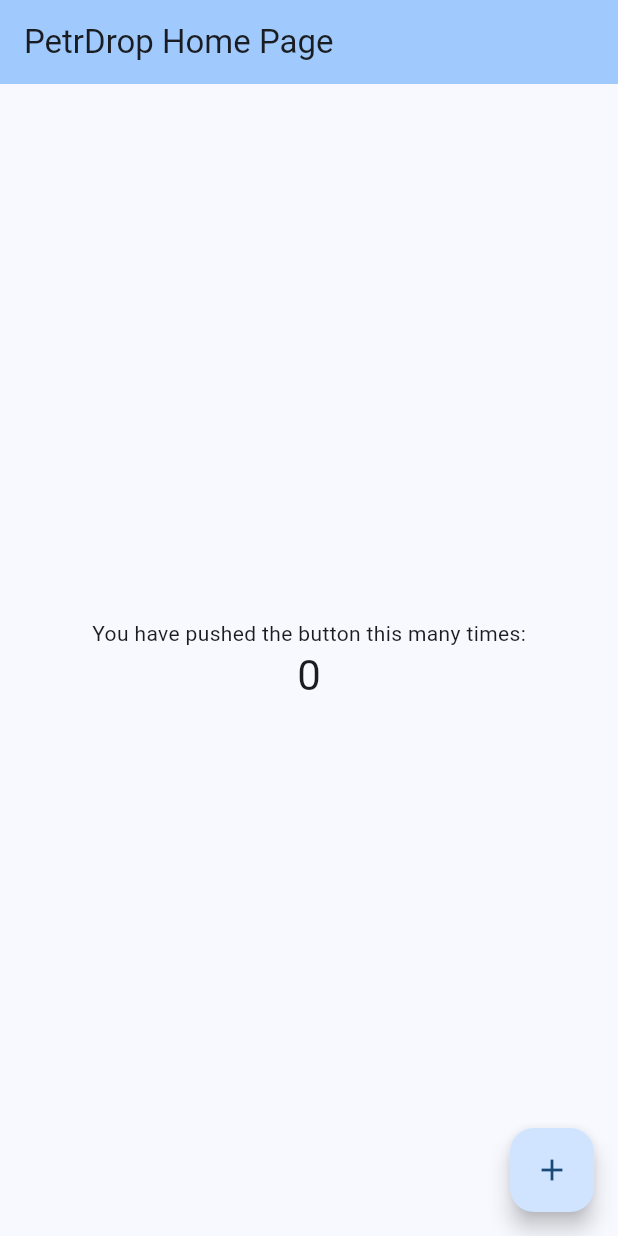
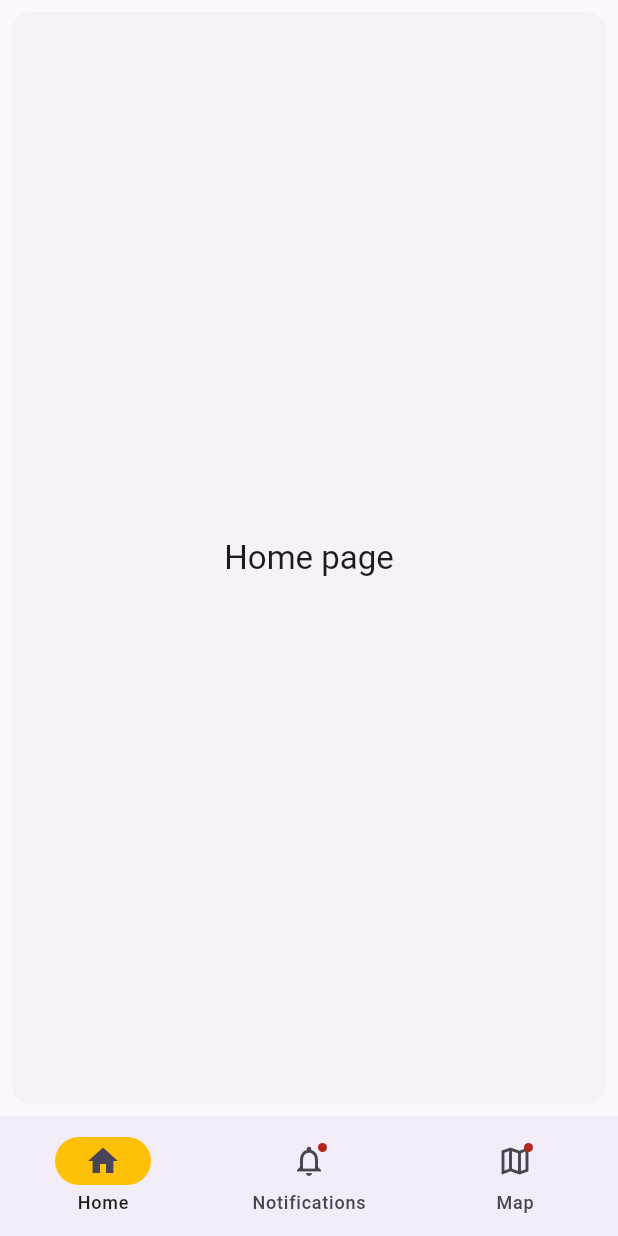
Before and after one commit to maherthomsi/PetrDropApplication, a Flutter app: the screen it shows after launch, on a phone screen of 412 x 824 dp. Run offline on Flutter 3.47's test engine with Material 3 defaults, Android fonts, the phone set to English and light mode, and no system bars.

Commit message:
Set up navigation menu skeleton
Fixed navigation icons not being outlined

```diff
--- a/petr_drop_application/lib/main.dart
+++ b/petr_drop_application/lib/main.dart
@@ -1,71 +1,110 @@
 import 'package:flutter/material.dart';
 
-void main() {
-  runApp(const MyApp());
-}
+/// Flutter code sample for [NavigationBar].
 
-class MyApp extends StatelessWidget {
-  const MyApp({super.key});
+void main() => runApp(const NavigationBarApp());
+
+class NavigationBarApp extends StatelessWidget {
+  const NavigationBarApp({super.key});
 
   @override
   Widget build(BuildContext context) {
     return MaterialApp(
-      title: 'Flutter Demo',
-      theme: ThemeData(
-        colorScheme: ColorScheme.fromSeed(seedColor: Colors.blue),
-        useMaterial3: true,
-      ),
-      home: const MyHomePage(title: 'PetrDrop Home Page'),
+      theme: ThemeData(useMaterial3: true),
+      home: const NavigationExample(),
     );
   }
 }
 
-class MyHomePage extends StatefulWidget {
-  const MyHomePage({super.key, required this.title});
-
-  final String title;
+class NavigationExample extends StatefulWidget {
+  const NavigationExample({super.key});
 
   @override
-  State<MyHomePage> createState() => _MyHomePageState();
+  State<NavigationExample> createState() => _NavigationExampleState();
 }
 
-class _MyHomePageState extends State<MyHomePage> {
-  int _counter = 0;
-
-  void _incrementCounter() {
-    setState(() {
-      _counter++;
-    });
-  }
+class _NavigationExampleState extends State<NavigationExample> {
+  int currentPageIndex = 0;
 
   @override
   Widget build(BuildContext context) {
-    // This method is rerun every time setState is called, for instance as done
-    // by the _incrementCounter method above.
+    final ThemeData theme = Theme.of(context);
     return Scaffold(
-      appBar: AppBar(
-        backgroundColor: Theme.of(context).colorScheme.inversePrimary,
-        title: Text(widget.title),
+      bottomNavigationBar: NavigationBar(
+        onDestinationSelected: (int index) {
+          setState(() {
+            currentPageIndex = index;
+          });
+        },
+        indicatorColor: Colors.amber,
+        selectedIndex: currentPageIndex,
+        destinations: const <Widget>[
+          NavigationDestination(
+            selectedIcon: Icon(Icons.home),
+            icon: Icon(Icons.home_outlined),
+            label: 'Home',
+          ),
+          NavigationDestination(
+            selectedIcon: Icon(Icons.notifications),
+            icon: Badge(child: Icon(Icons.notifications_outlined)),
+            label: 'Notifications',
+          ),
+          NavigationDestination(
+            selectedIcon: Icon(Icons.map),
+            icon: Badge(child: Icon(Icons.map_outlined)),
+            label: 'Map',
+          ),
+        ],
       ),
-      body: Center(
-        child: Column(
-          mainAxisAlignment: MainAxisAlignment.center,
-          children: <Widget>[
-            const Text(
-              'You have pushed the button this many times:',
+      body: <Widget>[
+        /// Home page
+        Card(
+          shadowColor: Colors.transparent,
+          margin: const EdgeInsets.all(8.0),
+          child: SizedBox.expand(
+            child: Center(
+              child: Text(
+                'Home page',
+                style: theme.textTheme.titleLarge,
+              ),
             ),
-            Text(
-              '$_counter',
-              style: Theme.of(context).textTheme.headlineMedium,
+          ),
+        ),
+
+        /// Notifications page
+        const Padding(
+          padding: EdgeInsets.all(8.0),
+          child: Column(
+            children: <Widget>[
+              Card(
+                child: ListTile(
+                  leading: Icon(Icons.notifications_sharp),
+                  title: Text('Notification 1'),
+                  subtitle: Text('This is a notification'),
+                ),
+              ),
+              Card(
+                child: ListTile(
+                  leading: Icon(Icons.notifications_sharp),
+                  title: Text('Notification 2'),
+                  subtitle: Text('This is a notification'),
+                ),
+              ),
+            ],
+          ),
+        ),
+
+        /// Map page
+        Card(
+          shadowColor: Colors.transparent,
+          margin: EdgeInsets.all(8.0),
+          child: SizedBox.expand(
+            child: Center(
+              child: Image.asset('assets/images/ucimap.png'),
             ),
-          ],
+          ),
         ),
-      ),
-      floatingActionButton: FloatingActionButton(
-        onPressed: _incrementCounter,
-        tooltip: 'Increment',
-        child: const Icon(Icons.add),
-      ), // This trailing comma makes auto-formatting nicer for build methods.
+      ][currentPageIndex],
     );
   }
 }
--- a/petr_drop_application/pubspec.yaml
+++ b/petr_drop_application/pubspec.yaml
@@ -52,6 +52,8 @@ dev_dependencies:
 
 # The following section is specific to Flutter packages.
 flutter:
+  assets:
+    - assets/images/
 
   # The following line ensures that the Material Icons font is
   # included with your application, so that you can use the icons in
```
Also changed, not shown: petr_drop_application/assets/images/ucimap.png (added).
